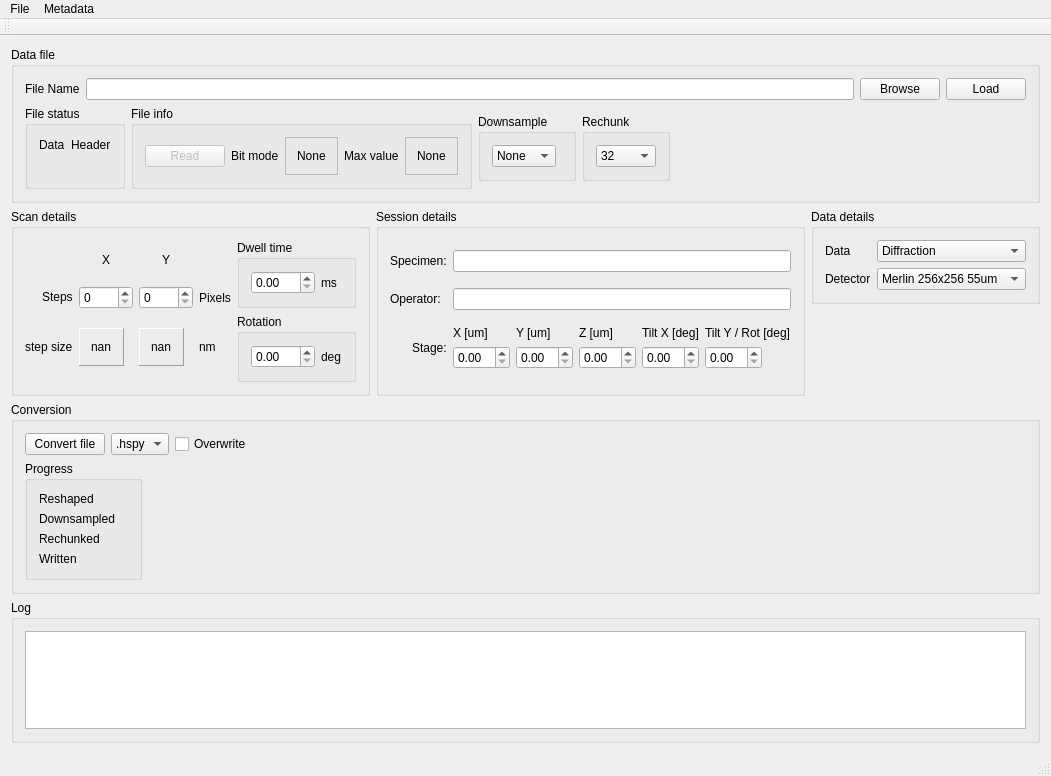
Above: mib2hspy/gui/source/QTCmib2hspy/mainwindow.ui from TEM-Gemini-Centre/mib2hspy before the change. Below: the same form after it.
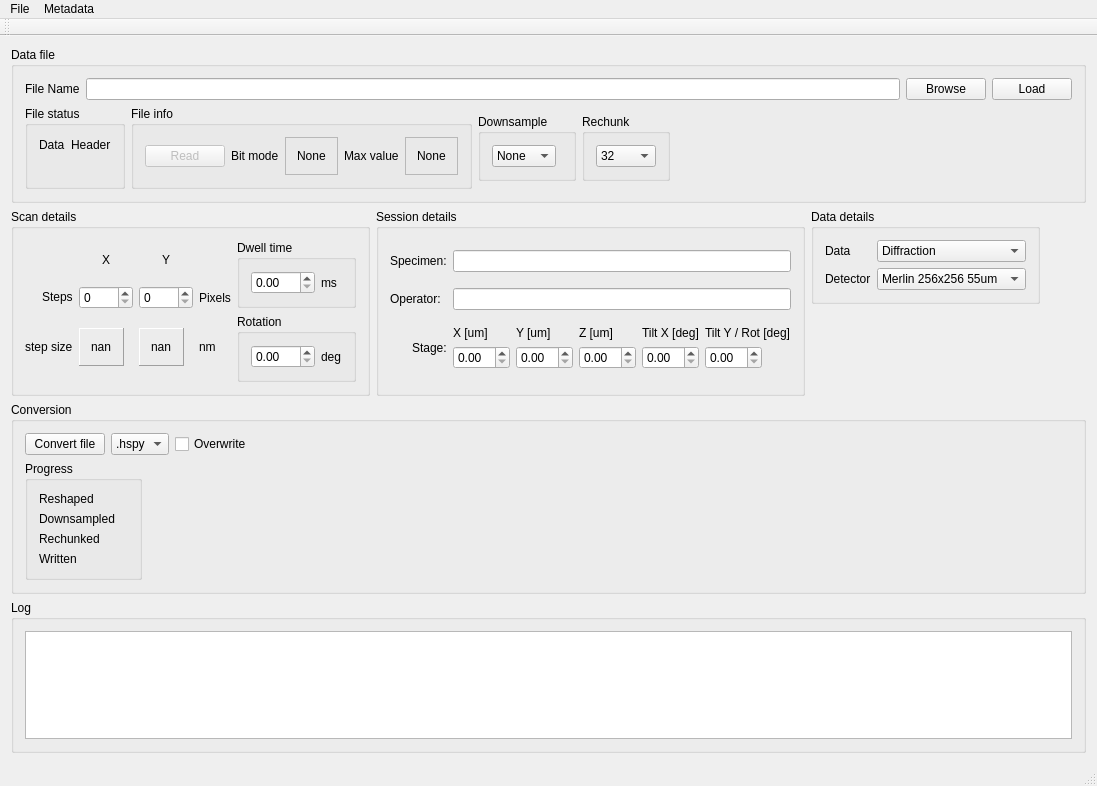
That is the form after the change. Icons and pictures are not drawn. Custom widgets are drawn as their Qt base class.

```diff
--- a/mib2hspy/gui/source/QTCmib2hspy/mainwindow.ui
+++ b/mib2hspy/gui/source/QTCmib2hspy/mainwindow.ui
@@ -6,8 +6,8 @@
    <rect>
     <x>0</x>
     <y>0</y>
-    <width>957</width>
-    <height>776</height>
+    <width>1097</width>
+    <height>786</height>
    </rect>
   </property>
   <property name="windowTitle">
@@ -600,7 +600,7 @@
       </property>
       <layout class="QVBoxLayout" name="verticalLayout">
        <item>
-        <widget class="QTextBrowser" name="logView"/>
+        <widget class="QPlainTextEdit" name="logView"/>
        </item>
       </layout>
      </widget>
@@ -1112,8 +1112,8 @@
     <rect>
      <x>0</x>
      <y>0</y>
-     <width>957</width>
-     <height>21</height>
+     <width>1097</width>
+     <height>26</height>
     </rect>
    </property>
    <widget class="QMenu" name="menuFile">
```
